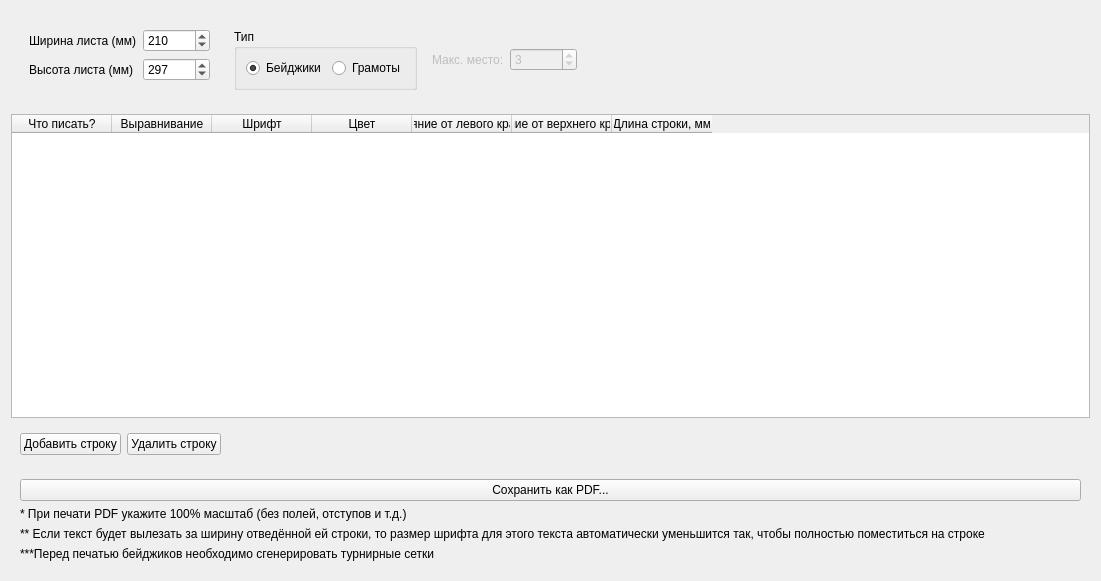
BarsukAlexey/xelarogi, file TournamentManager/formdipl.ui: the form before one commit.
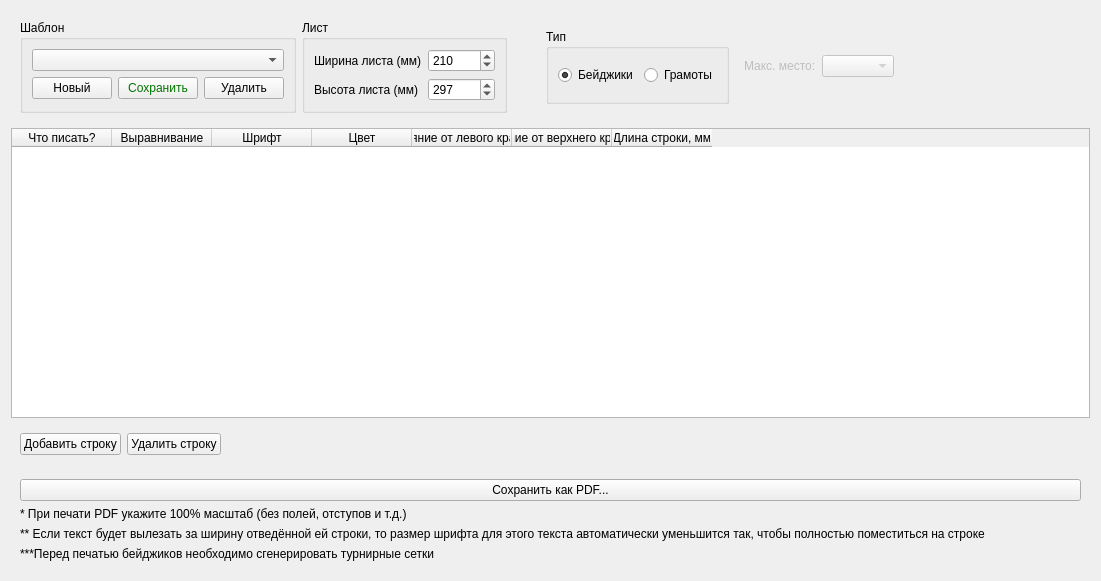
The form after the commit.

Patch:
```diff
--- a/TournamentManager/formdipl.ui
+++ b/TournamentManager/formdipl.ui
@@ -135,53 +135,20 @@
    <item row="0" column="0">
     <widget class="QWidget" name="widget_2" native="true">
      <layout class="QGridLayout" name="gridLayout_2">
-      <item row="0" column="0">
-       <widget class="QWidget" name="widget_6" native="true">
-        <layout class="QFormLayout" name="formLayout">
-         <item row="0" column="0">
-          <widget class="QLabel" name="label">
-           <property name="text">
-            <string>Ширина листа (мм)</string>
-           </property>
-          </widget>
-         </item>
-         <item row="0" column="1">
-          <widget class="QSpinBox" name="spinBoxWidth">
-           <property name="minimum">
-            <number>1</number>
-           </property>
-           <property name="maximum">
-            <number>100500</number>
-           </property>
-           <property name="value">
-            <number>210</number>
-           </property>
-          </widget>
-         </item>
-         <item row="1" column="0">
-          <widget class="QLabel" name="label_2">
-           <property name="text">
-            <string>Высота листа (мм)</string>
-           </property>
-          </widget>
-         </item>
-         <item row="1" column="1">
-          <widget class="QSpinBox" name="spinBoxHeight">
-           <property name="minimum">
-            <number>1</number>
-           </property>
-           <property name="maximum">
-            <number>100500</number>
-           </property>
-           <property name="value">
-            <number>297</number>
-           </property>
-          </widget>
-         </item>
-        </layout>
-       </widget>
+      <item row="0" column="4">
+       <spacer name="horizontalSpacer_2">
+        <property name="orientation">
+         <enum>Qt::Horizontal</enum>
+        </property>
+        <property name="sizeHint" stdset="0">
+         <size>
+          <width>40</width>
+          <height>20</height>
+         </size>
+        </property>
+       </spacer>
       </item>
-      <item row="0" column="1">
+      <item row="0" column="3">
        <widget class="QWidget" name="widget_4" native="true">
         <layout class="QHBoxLayout" name="horizontalLayout_2">
          <item>
@@ -224,19 +191,10 @@
              </widget>
             </item>
             <item row="0" column="1">
-             <widget class="QSpinBox" name="spinBoxMaxPlace">
+             <widget class="QComboBox" name="comboBoxMaxPlace">
               <property name="enabled">
                <bool>false</bool>
               </property>
-              <property name="minimum">
-               <number>1</number>
-              </property>
-              <property name="maximum">
-               <number>100500</number>
-              </property>
-              <property name="value">
-               <number>3</number>
-              </property>
              </widget>
             </item>
            </layout>
@@ -246,17 +204,128 @@
        </widget>
       </item>
       <item row="0" column="2">
-       <spacer name="horizontalSpacer_2">
-        <property name="orientation">
-         <enum>Qt::Horizontal</enum>
+       <widget class="QWidget" name="widget_6" native="true">
+        <layout class="QFormLayout" name="formLayout"/>
+       </widget>
+      </item>
+      <item row="0" column="1">
+       <widget class="QGroupBox" name="groupBox_2">
+        <property name="title">
+         <string>Лист</string>
         </property>
-        <property name="sizeHint" stdset="0">
-         <size>
-          <width>40</width>
-          <height>20</height>
-         </size>
+        <layout class="QGridLayout" name="gridLayout_5">
+         <item row="0" column="0">
+          <widget class="QLabel" name="label">
+           <property name="text">
+            <string>Ширина листа (мм)</string>
+           </property>
+          </widget>
+         </item>
+         <item row="0" column="1">
+          <widget class="QSpinBox" name="spinBoxWidth">
+           <property name="minimum">
+            <number>1</number>
+           </property>
+           <property name="maximum">
+            <number>100500</number>
+           </property>
+           <property name="value">
+            <number>210</number>
+           </property>
+          </widget>
+         </item>
+         <item row="1" column="0">
+          <widget class="QLabel" name="label_2">
+           <property name="text">
+            <string>Высота листа (мм)</string>
+           </property>
+          </widget>
+         </item>
+         <item row="1" column="1">
+          <widget class="QSpinBox" name="spinBoxHeight">
+           <property name="minimum">
+            <number>1</number>
+           </property>
+           <property name="maximum">
+            <number>100500</number>
+           </property>
+           <property name="value">
+            <number>297</number>
+           </property>
+          </widget>
+         </item>
+        </layout>
+       </widget>
+      </item>
+      <item row="0" column="0">
+       <widget class="QGroupBox" name="groupBox_3">
+        <property name="title">
+         <string>Шаблон</string>
         </property>
-       </spacer>
+        <layout class="QGridLayout" name="gridLayout_6">
+         <item row="1" column="0">
+          <widget class="QPushButton" name="pushButtonNew">
+           <property name="text">
+            <string>Новый</string>
+           </property>
+          </widget>
+         </item>
+         <item row="1" column="1">
+          <widget class="QPushButton" name="pushButtonSave">
+           <property name="palette">
+            <palette>
+             <active>
+              <colorrole role="ButtonText">
+               <brush brushstyle="SolidPattern">
+                <color alpha="255">
+                 <red>1</red>
+                 <green>115</green>
+                 <blue>0</blue>
+                </color>
+               </brush>
+              </colorrole>
+             </active>
+             <inactive>
+              <colorrole role="ButtonText">
+               <brush brushstyle="SolidPattern">
+                <color alpha="255">
+                 <red>1</red>
+                 <green>115</green>
+                 <blue>0</blue>
+                </color>
+               </brush>
+              </colorrole>
+             </inactive>
+             <disabled>
+              <colorrole role="ButtonText">
+               <brush brushstyle="SolidPattern">
+                <color alpha="255">
+                 <red>120</red>
+                 <green>120</green>
+                 <blue>120</blue>
+                </color>
+               </brush>
+              </colorrole>
+             </disabled>
+            </palette>
+           </property>
+           <property name="text">
+            <string>Сохранить</string>
+           </property>
+          </widget>
+         </item>
+         <item row="1" column="2">
+          <widget class="QPushButton" name="pushButton_3">
+           <property name="text">
+            <string>Удалить</string>
+           </property>
+          </widget>
+         </item>
+         <item row="0" column="0" colspan="3">
+          <widget class="QComboBox" name="comboBox"/>
+         </item>
+        </layout>
+       </widget>
       </item>
      </layout>
     </widget>
```
